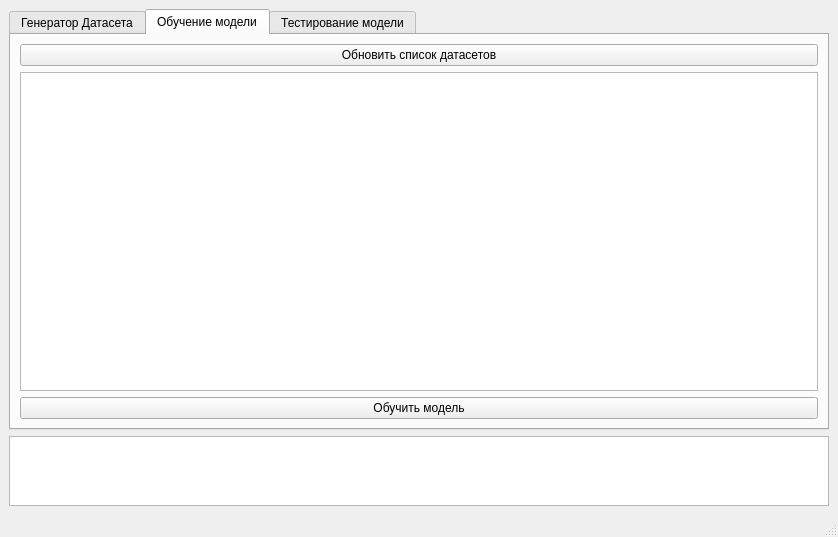
Old version of the form ui/UI_MainWindow.ui in the repository DazTezzer/DatasetGenerator.
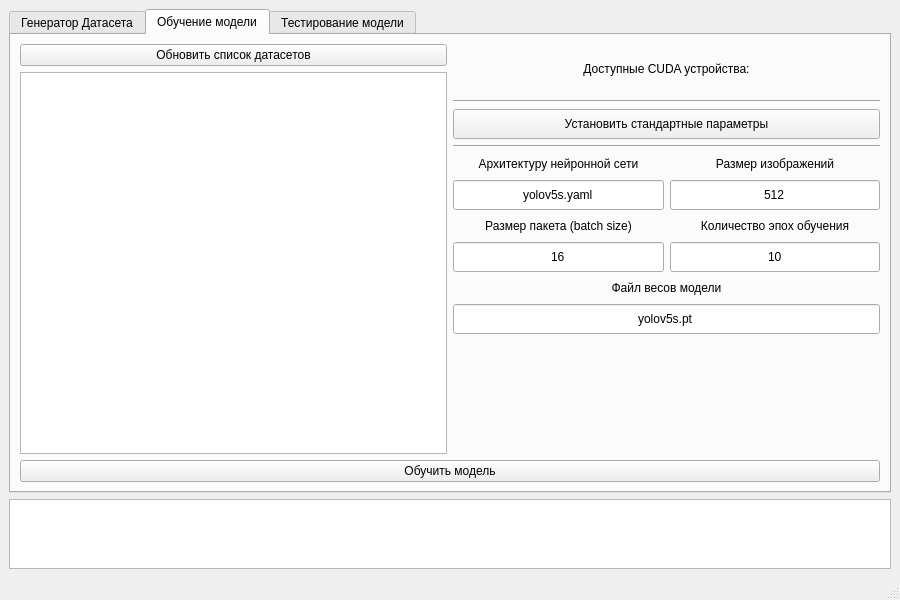
New version of the form. The open tabs and pages were chosen to show the change.

The edit to the form file:
```diff
--- a/ui/UI_MainWindow.ui
+++ b/ui/UI_MainWindow.ui
@@ -6,8 +6,8 @@
    <rect>
     <x>0</x>
     <y>0</y>
-    <width>838</width>
-    <height>537</height>
+    <width>900</width>
+    <height>600</height>
    </rect>
   </property>
   <property name="sizePolicy">
@@ -35,6 +35,12 @@
         <verstretch>10</verstretch>
        </sizepolicy>
       </property>
+      <property name="maximumSize">
+       <size>
+        <width>16777215</width>
+        <height>100</height>
+       </size>
+      </property>
      </widget>
     </item>
     <item row="1" column="0">
@@ -165,16 +171,347 @@
        </attribute>
        <layout class="QGridLayout" name="gridLayout_3">
         <item row="0" column="0">
-         <layout class="QVBoxLayout" name="verticalLayout_2">
+         <layout class="QHBoxLayout" name="horizontalLayout">
           <item>
-           <widget class="QPushButton" name="datasetListUpdateButton">
-            <property name="text">
-             <string>Обновить список датасетов</string>
-            </property>
-           </widget>
+           <layout class="QVBoxLayout" name="verticalLayout_2">
+            <item>
+             <widget class="QPushButton" name="datasetListUpdateButton">
+              <property name="text">
+               <string>Обновить список датасетов</string>
+              </property>
+             </widget>
+            </item>
+            <item>
+             <widget class="QListView" name="datasetListView">
+              <property name="maximumSize">
+               <size>
+                <width>500</width>
+                <height>16777215</height>
+               </size>
+              </property>
+             </widget>
+            </item>
+           </layout>
           </item>
           <item>
-           <widget class="QListView" name="datasetListView"/>
+           <layout class="QVBoxLayout" name="verticalLayout_3">
+            <item>
+             <widget class="QLabel" name="cudaStatusLabel">
+              <property name="minimumSize">
+               <size>
+                <width>0</width>
+                <height>50</height>
+               </size>
+              </property>
+              <property name="maximumSize">
+               <size>
+                <width>16777215</width>
+                <height>100</height>
+               </size>
+              </property>
+              <property name="text">
+               <string>Доступные CUDA устройства:</string>
+              </property>
+              <property name="alignment">
+               <set>Qt::AlignCenter</set>
+              </property>
+             </widget>
+            </item>
+            <item>
+             <widget class="Line" name="line_2">
+              <property name="orientation">
+               <enum>Qt::Horizontal</enum>
+              </property>
+             </widget>
+            </item>
+            <item>
+             <widget class="QPushButton" name="standardSettingsButton">
+              <property name="minimumSize">
+               <size>
+                <width>0</width>
+                <height>30</height>
+               </size>
+              </property>
+              <property name="maximumSize">
+               <size>
+                <width>16777215</width>
+                <height>40</height>
+               </size>
+              </property>
+              <property name="text">
+               <string>Установить стандартные параметры</string>
+              </property>
+             </widget>
+            </item>
+            <item>
+             <widget class="Line" name="line_3">
+              <property name="orientation">
+               <enum>Qt::Horizontal</enum>
+              </property>
+             </widget>
+            </item>
+            <item>
+             <layout class="QHBoxLayout" name="horizontalLayout_3">
+              <item>
+               <layout class="QVBoxLayout" name="verticalLayout_4">
+                <item>
+                 <widget class="QLabel" name="label">
+                  <property name="minimumSize">
+                   <size>
+                    <width>0</width>
+                    <height>20</height>
+                   </size>
+                  </property>
+                  <property name="maximumSize">
+                   <size>
+                    <width>16777215</width>
+                    <height>40</height>
+                   </size>
+                  </property>
+                  <property name="text">
+                   <string>Архитектуру нейронной сети</string>
+                  </property>
+                  <property name="alignment">
+                   <set>Qt::AlignCenter</set>
+                  </property>
+                 </widget>
+                </item>
+                <item>
+                 <widget class="QLineEdit" name="cfgLineEdit">
+                  <property name="minimumSize">
+                   <size>
+                    <width>0</width>
+                    <height>30</height>
+                   </size>
+                  </property>
+                  <property name="maximumSize">
+                   <size>
+                    <width>16777215</width>
+                    <height>40</height>
+                   </size>
+                  </property>
+                  <property name="text">
+                   <string>yolov5s.yaml</string>
+                  </property>
+                  <property name="alignment">
+                   <set>Qt::AlignCenter</set>
+                  </property>
+                 </widget>
+                </item>
+               </layout>
+              </item>
+              <item>
+               <layout class="QVBoxLayout" name="verticalLayout_5">
+                <item>
+                 <widget class="QLabel" name="label_2">
+                  <property name="minimumSize">
+                   <size>
+                    <width>0</width>
+                    <height>20</height>
+                   </size>
+                  </property>
+                  <property name="maximumSize">
+                   <size>
+                    <width>16777215</width>
+                    <height>40</height>
+                   </size>
+                  </property>
+                  <property name="text">
+                   <string>Размер изображений</string>
+                  </property>
+                  <property name="alignment">
+                   <set>Qt::AlignCenter</set>
+                  </property>
+                 </widget>
+                </item>
+                <item>
+                 <widget class="QLineEdit" name="imgszLineEdit">
+                  <property name="minimumSize">
+                   <size>
+                    <width>0</width>
+                    <height>30</height>
+                   </size>
+                  </property>
+                  <property name="maximumSize">
+                   <size>
+                    <width>16777215</width>
+                    <height>40</height>
+                   </size>
+                  </property>
+                  <property name="text">
+                   <string>512</string>
+                  </property>
+                  <property name="alignment">
+                   <set>Qt::AlignCenter</set>
+                  </property>
+                 </widget>
+                </item>
+               </layout>
+              </item>
+             </layout>
+            </item>
+            <item>
+             <layout class="QHBoxLayout" name="horizontalLayout_5">
+              <item>
+               <layout class="QVBoxLayout" name="verticalLayout_7">
+                <item>
+                 <widget class="QLabel" name="label_4">
+                  <property name="minimumSize">
+                   <size>
+                    <width>0</width>
+                    <height>20</height>
+                   </size>
+                  </property>
+                  <property name="maximumSize">
+                   <size>
+                    <width>16777215</width>
+                    <height>40</height>
+                   </size>
+                  </property>
+                  <property name="text">
+                   <string>Размер пакета (batch size)</string>
+                  </property>
+                  <property name="alignment">
+                   <set>Qt::AlignCenter</set>
+                  </property>
+                 </widget>
+                </item>
+                <item>
+                 <widget class="QLineEdit" name="batchSizeLineEdit">
+                  <property name="minimumSize">
+                   <size>
+                    <width>0</width>
+                    <height>30</height>
+                   </size>
+                  </property>
+                  <property name="maximumSize">
+                   <size>
+                    <width>16777215</width>
+                    <height>40</height>
+                   </size>
+                  </property>
+                  <property name="text">
+                   <string>16</string>
+                  </property>
+                  <property name="alignment">
+                   <set>Qt::AlignCenter</set>
+                  </property>
+                 </widget>
+                </item>
+               </layout>
+              </item>
+              <item>
+               <layout class="QVBoxLayout" name="verticalLayout_6">
+                <item>
+                 <widget class="QLabel" name="label_3">
+                  <property name="minimumSize">
+                   <size>
+                    <width>0</width>
+                    <height>20</height>
+                   </size>
+                  </property>
+                  <property name="maximumSize">
+                   <size>
+                    <width>16777215</width>
+                    <height>40</height>
+                   </size>
+                  </property>
+                  <property name="text">
+                   <string>Количество эпох обучения</string>
+                  </property>
+                  <property name="alignment">
+                   <set>Qt::AlignCenter</set>
+                  </property>
+                 </widget>
+                </item>
+                <item>
+                 <widget class="QLineEdit" name="epochsLineEdit">
+                  <property name="minimumSize">
+                   <size>
+                    <width>0</width>
+                    <height>30</height>
+                   </size>
+                  </property>
+                  <property name="maximumSize">
+                   <size>
+                    <width>16777215</width>
+                    <height>40</height>
+                   </size>
+                  </property>
+                  <property name="text">
+                   <string>10</string>
+                  </property>
+                  <property name="alignment">
+                   <set>Qt::AlignCenter</set>
+                  </property>
+                 </widget>
+                </item>
+               </layout>
+              </item>
+             </layout>
+            </item>
+            <item>
+             <layout class="QVBoxLayout" name="verticalLayout_8">
+              <item>
+               <widget class="QLabel" name="label_5">
+                <property name="minimumSize">
+                 <size>
+                  <width>0</width>
+                  <height>20</height>
+                 </size>
+                </property>
+                <property name="maximumSize">
+                 <size>
+                  <width>16777215</width>
+                  <height>40</height>
+                 </size>
+                </property>
+                <property name="text">
+                 <string>Файл весов модели</string>
+                </property>
+                <property name="alignment">
+                 <set>Qt::AlignCenter</set>
+                </property>
+               </widget>
+              </item>
+              <item>
+               <widget class="QLineEdit" name="weightsLineEdit">
+                <property name="minimumSize">
+                 <size>
+                  <width>0</width>
+                  <height>30</height>
+                 </size>
+                </property>
+                <property name="maximumSize">
+                 <size>
+                  <width>16777215</width>
+                  <height>40</height>
+                 </size>
+                </property>
+                <property name="text">
+                 <string>yolov5s.pt</string>
+                </property>
+                <property name="alignment">
+                 <set>Qt::AlignCenter</set>
+                </property>
+               </widget>
+              </item>
+              <item>
+               <spacer name="verticalSpacer">
+                <property name="orientation">
+                 <enum>Qt::Vertical</enum>
+                </property>
+                <property name="sizeHint" stdset="0">
+                 <size>
+                  <width>20</width>
+                  <height>40</height>
+                 </size>
+                </property>
+               </spacer>
+              </item>
+             </layout>
+            </item>
+           </layout>
           </item>
          </layout>
         </item>
```
Left out of the diff: 98 changed lines with no effect on the pictures.
